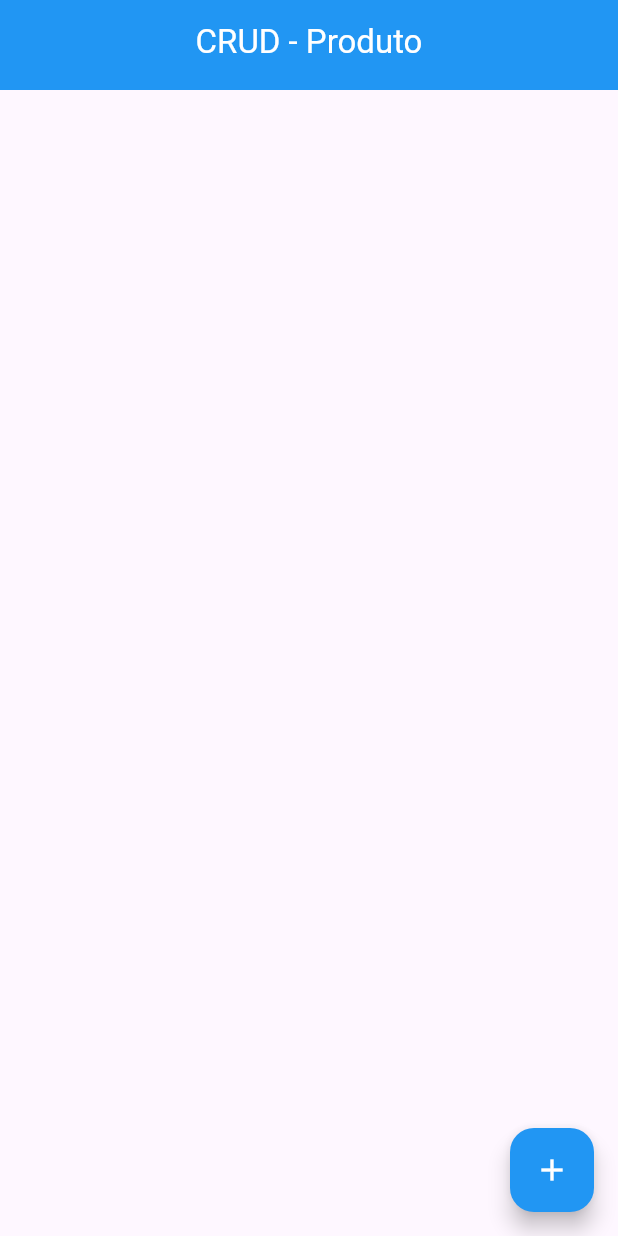
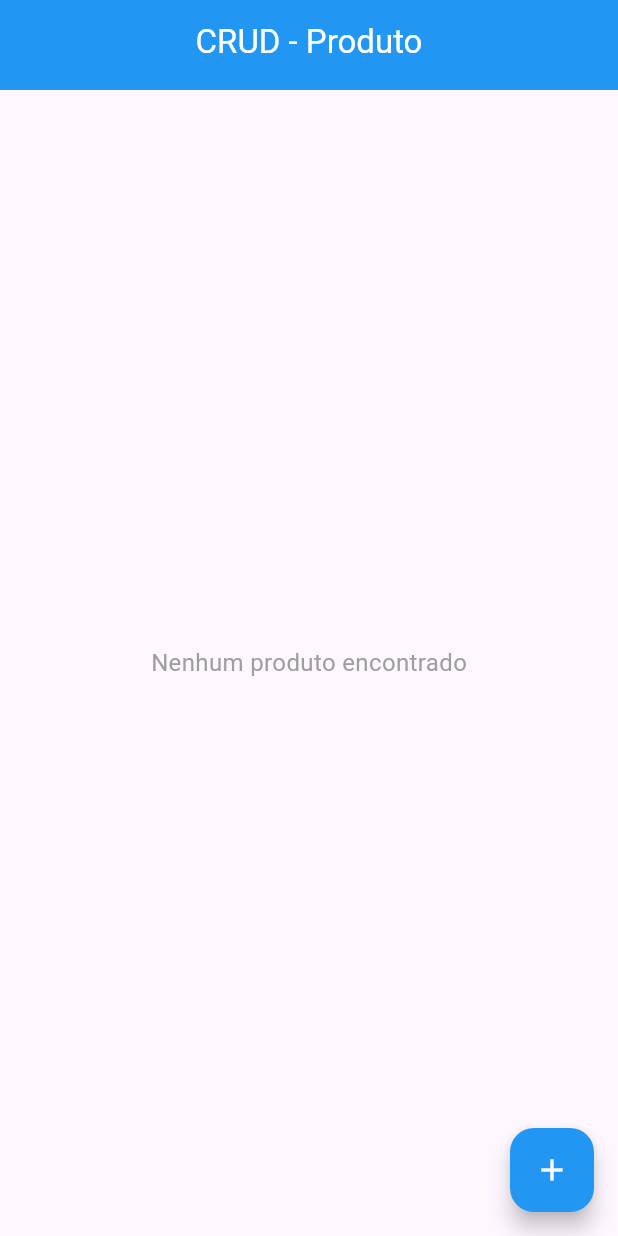
Before and after one commit to joaoPAndrade/produtos-web, a Flutter app: the screen it shows after launch, on a phone screen of 412 x 824 dp. Run offline on Flutter 3.47's test engine with Material 3 defaults, Android fonts, the phone set to English and light mode, and no system bars; network calls fail.

Commit message:
fix: criando mensagem caso não tenha nenhum produto na busca da home

```diff
--- a/produtos_web/lib/pages/home/home_page.dart
+++ b/produtos_web/lib/pages/home/home_page.dart
@@ -46,13 +46,17 @@ class _HomePageStatus extends State<HomePage> {
   @override
   Widget build(BuildContext context) {
     return Scaffold(
-        appBar: const AppbarWidget(title: 'CRUD - Produto', showBackButton: false,),
+        appBar: const AppbarWidget(
+          title: 'CRUD - Produto',
+          showBackButton: false,
+        ),
         body: Stack(
           children: [
             const SizedBox(height: 200),
             _isLoading
                 ? const Center(child: CircularProgressIndicator())
-                : ListView.builder(
+                : produtos.isNotEmpty
+                    ? ListView.builder(
                         itemCount: produtos.length,
                         itemBuilder: (context, index) {
                           return ProdutoWidget(
@@ -69,6 +73,12 @@ class _HomePageStatus extends State<HomePage> {
                             },
                           );
                         },
+                      )
+                    : const Center(
+                        child: Text(
+                          "Nenhum produto encontrado",
+                          style: TextStyle(fontSize: 16, color: Colors.grey),
+                        ),
                       ),
             Positioned(
               bottom: 16,
@@ -83,7 +93,10 @@ class _HomePageStatus extends State<HomePage> {
                   _fetchProdutos();
                 },
                 backgroundColor: Colors.blue,
-                child: const Icon(Icons.add, color: Colors.white,),
+                child: const Icon(
+                  Icons.add,
+                  color: Colors.white,
+                ),
               ),
             ),
           ],
```
Lines whose indentation alone changed are shown as unchanged.
